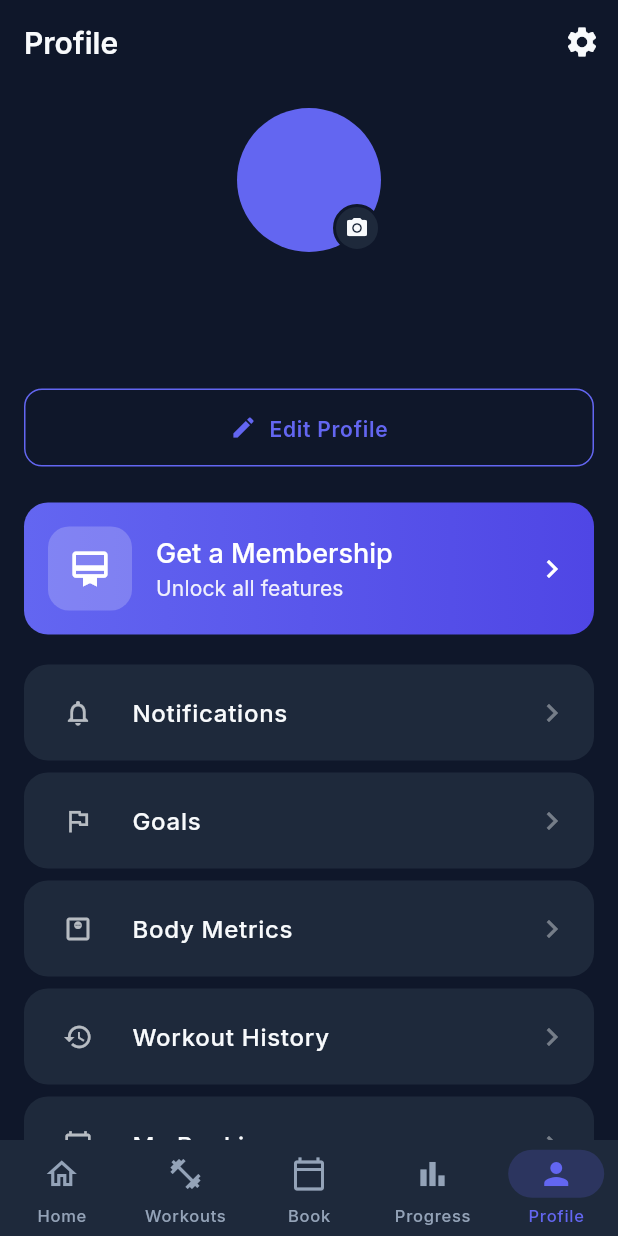
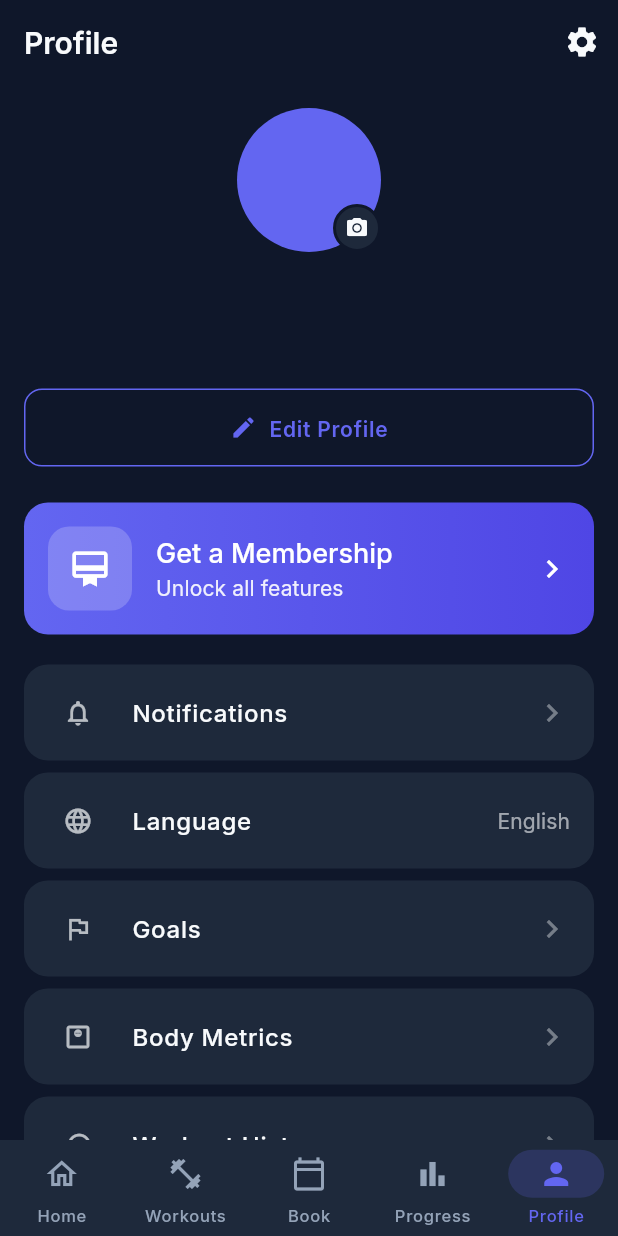
Before and after one commit to arkaraung829/LifeAndGym, a Flutter app: the ProfileScreen screen opened by its route, on a phone screen of 412 x 824 dp. Run offline on Flutter 3.47's test engine with Material 3 defaults, Android fonts, the phone set to English and light mode, and no system bars; our stand-ins replace connectivity_plus, equatable, go_router, google_fonts, qr_flutter, shared_preferences and 1 more; accounts and stored records are empty.

Commit message:
Add language selector to Profile screen
- Add language menu item with current language display
- Add language selection dialog with radio buttons
- Update hardcoded strings to use localization (profile, editProfile, logout, etc.)
- Users can now switch between English and Myanmar (မြန်မာ)

Co-Authored-By: Claude Sonnet 4.5 <noreply@anthropic.com>

```diff
--- a/lib/features/profile/screens/profile_screen.dart
+++ b/lib/features/profile/screens/profile_screen.dart
@@ -5,6 +5,8 @@ import 'package:provider/provider.dart';
 import '../../../core/constants/app_colors.dart';
 import '../../../core/constants/app_spacing.dart';
 import '../../../core/constants/app_typography.dart';
+import '../../../core/extensions/context_extensions.dart';
+import '../../../core/providers/locale_provider.dart';
 import '../../../core/router/route_names.dart';
 import '../../../shared/widgets/card_container.dart';
 import '../../../shared/widgets/guest_mode_banner.dart';
@@ -19,10 +21,11 @@ class ProfileScreen extends StatelessWidget {
   Widget build(BuildContext context) {
     final authProvider = context.watch<AuthProvider>();
     final user = authProvider.user;
+    final l10n = context.l10n;
 
     return Scaffold(
       appBar: AppBar(
-        title: const Text('Profile'),
+        title: Text(l10n.profile),
         actions: [
           if (!authProvider.isGuest)
             IconButton(
@@ -137,7 +140,7 @@ class ProfileScreen extends StatelessWidget {
             context.push(RoutePaths.editProfile);
           },
           icon: const Icon(Icons.edit, size: 18),
-          label: const Text('Edit Profile'),
+          label: Text(context.l10n.editProfile),
         ),
       ],
     );
@@ -251,47 +254,12 @@ class ProfileScreen extends StatelessWidget {
   }
 
   Widget _buildMenuSection(BuildContext context) {
-    final menuItems = [
-      {
-        'icon': Icons.notifications_outlined,
-        'title': 'Notifications',
-        'onTap': () {},
-      },
-      {
-        'icon': Icons.flag_outlined,
-        'title': 'Goals',
-        'onTap': () {},
-      },
-      {
-        'icon': Icons.monitor_weight_outlined,
-        'title': 'Body Metrics',
-        'onTap': () {},
-      },
-      {
-        'icon': Icons.history,
-        'title': 'Workout History',
-        'onTap': () {},
-      },
-      {
-        'icon': Icons.calendar_today_outlined,
-        'title': 'My Bookings',
-        'onTap': () {},
-      },
-      {
-        'icon': Icons.help_outline,
-        'title': 'Help & Support',
-        'onTap': () {},
-      },
-      {
-        'icon': Icons.info_outline,
-        'title': 'About',
-        'onTap': () {},
-      },
-    ];
+    final l10n = context.l10n;
+    final localeProvider = context.watch<LocaleProvider>();
 
     return Column(
-      children: menuItems.map((item) {
-        return ListTileCard(
+      children: [
+        ListTileCard(
           leading: Container(
             width: 40,
             height: 40,
@@ -300,36 +268,200 @@ class ProfileScreen extends StatelessWidget {
               borderRadius: BorderRadius.circular(10),
             ),
             child: Icon(
-              item['icon'] as IconData,
+              Icons.notifications_outlined,
               size: 20,
               color: Theme.of(context).colorScheme.onSurface.withValues(alpha: 0.7),
             ),
           ),
-          title: item['title'] as String,
-          onTap: item['onTap'] as VoidCallback,
-        );
-      }).toList(),
+          title: l10n.notifications,
+          onTap: () {},
+        ),
+        ListTileCard(
+          leading: Container(
+            width: 40,
+            height: 40,
+            decoration: BoxDecoration(
+              color: Theme.of(context).colorScheme.surface,
+              borderRadius: BorderRadius.circular(10),
+            ),
+            child: Icon(
+              Icons.language,
+              size: 20,
+              color: Theme.of(context).colorScheme.onSurface.withValues(alpha: 0.7),
+            ),
+          ),
+          title: l10n.language,
+          trailing: Text(
+            localeProvider.currentLocaleName,
+            style: AppTypography.bodySmall.copyWith(
+              color: Theme.of(context).colorScheme.onSurface.withValues(alpha: 0.6),
+            ),
+          ),
+          onTap: () => _showLanguageDialog(context),
+        ),
+        ListTileCard(
+          leading: Container(
+            width: 40,
+            height: 40,
+            decoration: BoxDecoration(
+              color: Theme.of(context).colorScheme.surface,
+              borderRadius: BorderRadius.circular(10),
+            ),
+            child: Icon(
+              Icons.flag_outlined,
+              size: 20,
+              color: Theme.of(context).colorScheme.onSurface.withValues(alpha: 0.7),
+            ),
+          ),
+          title: 'Goals',
+          onTap: () {},
+        ),
+        ListTileCard(
+          leading: Container(
+            width: 40,
+            height: 40,
+            decoration: BoxDecoration(
+              color: Theme.of(context).colorScheme.surface,
+              borderRadius: BorderRadius.circular(10),
+            ),
+            child: Icon(
+              Icons.monitor_weight_outlined,
+              size: 20,
+              color: Theme.of(context).colorScheme.onSurface.withValues(alpha: 0.7),
+            ),
+          ),
+          title: 'Body Metrics',
+          onTap: () {},
+        ),
+        ListTileCard(
+          leading: Container(
+            width: 40,
+            height: 40,
+            decoration: BoxDecoration(
+              color: Theme.of(context).colorScheme.surface,
+              borderRadius: BorderRadius.circular(10),
+            ),
+            child: Icon(
+              Icons.history,
+              size: 20,
+              color: Theme.of(context).colorScheme.onSurface.withValues(alpha: 0.7),
+            ),
+          ),
+          title: l10n.workoutHistory,
+          onTap: () {},
+        ),
+        ListTileCard(
+          leading: Container(
+            width: 40,
+            height: 40,
+            decoration: BoxDecoration(
+              color: Theme.of(context).colorScheme.surface,
+              borderRadius: BorderRadius.circular(10),
+            ),
+            child: Icon(
+              Icons.calendar_today_outlined,
+              size: 20,
+              color: Theme.of(context).colorScheme.onSurface.withValues(alpha: 0.7),
+            ),
+          ),
+          title: l10n.myBookings,
+          onTap: () {},
+        ),
+        ListTileCard(
+          leading: Container(
+            width: 40,
+            height: 40,
+            decoration: BoxDecoration(
+              color: Theme.of(context).colorScheme.surface,
+              borderRadius: BorderRadius.circular(10),
+            ),
+            child: Icon(
+              Icons.help_outline,
+              size: 20,
+              color: Theme.of(context).colorScheme.onSurface.withValues(alpha: 0.7),
+            ),
+          ),
+          title: 'Help & Support',
+          onTap: () {},
+        ),
+        ListTileCard(
+          leading: Container(
+            width: 40,
+            height: 40,
+            decoration: BoxDecoration(
+              color: Theme.of(context).colorScheme.surface,
+              borderRadius: BorderRadius.circular(10),
+            ),
+            child: Icon(
+              Icons.info_outline,
+              size: 20,
+              color: Theme.of(context).colorScheme.onSurface.withValues(alpha: 0.7),
+            ),
+          ),
+          title: l10n.about,
+          onTap: () {},
+        ),
+      ],
+    );
+  }
+
+  void _showLanguageDialog(BuildContext context) {
+    final localeProvider = context.read<LocaleProvider>();
+    final l10n = context.l10n;
+
+    showDialog(
+      context: context,
+      builder: (context) => AlertDialog(
+        title: Text(l10n.language),
+        content: Column(
+          mainAxisSize: MainAxisSize.min,
+          children: LocaleProvider.supportedLocales.map((locale) {
+            final isSelected = localeProvider.locale == locale;
+            return RadioListTile<Locale>(
+              title: Text(localeProvider.getDisplayName(locale)),
+              value: locale,
+              groupValue: localeProvider.locale,
+              activeColor: AppColors.primary,
+              onChanged: (value) {
+                if (value != null) {
+                  localeProvider.setLocale(value);
+                  Navigator.pop(context);
+                }
+              },
+              selected: isSelected,
+            );
+          }).toList(),
+        ),
+        actions: [
+          TextButton(
+            onPressed: () => Navigator.pop(context),
+            child: Text(l10n.cancel),
+          ),
+        ],
+      ),
     );
   }
 
   Widget _buildSignOutButton(BuildContext context) {
+    final l10n = context.l10n;
+
     return SizedBox(
       width: double.infinity,
       child: OutlinedButton.icon(
         onPressed: () async {
           final confirmed = await showDialog<bool>(
             context: context,
-            builder: (context) => AlertDialog(
-              title: const Text('Sign Out'),
-              content: const Text('Are you sure you want to sign out?'),
+            builder: (dialogContext) => AlertDialog(
+              title: Text(l10n.logout),
+              content: Text(l10n.logoutConfirmation),
               actions: [
                 TextButton(
-                  onPressed: () => Navigator.pop(context, false),
-                  child: const Text('Cancel'),
+                  onPressed: () => Navigator.pop(dialogContext, false),
+                  child: Text(l10n.cancel),
                 ),
                 TextButton(
-                  onPressed: () => Navigator.pop(context, true),
-                  child: const Text('Sign Out'),
+                  onPressed: () => Navigator.pop(dialogContext, true),
+                  child: Text(l10n.logout),
                 ),
               ],
             ),
@@ -344,8 +476,8 @@ class ProfileScreen extends StatelessWidget {
         },
         icon: const Icon(Icons.logout, color: AppColors.error),
         label: Text(
-          'Sign Out',
-          style: TextStyle(color: AppColors.error),
+          l10n.logout,
+          style: const TextStyle(color: AppColors.error),
         ),
         style: OutlinedButton.styleFrom(
           side: const BorderSide(color: AppColors.error),
```
